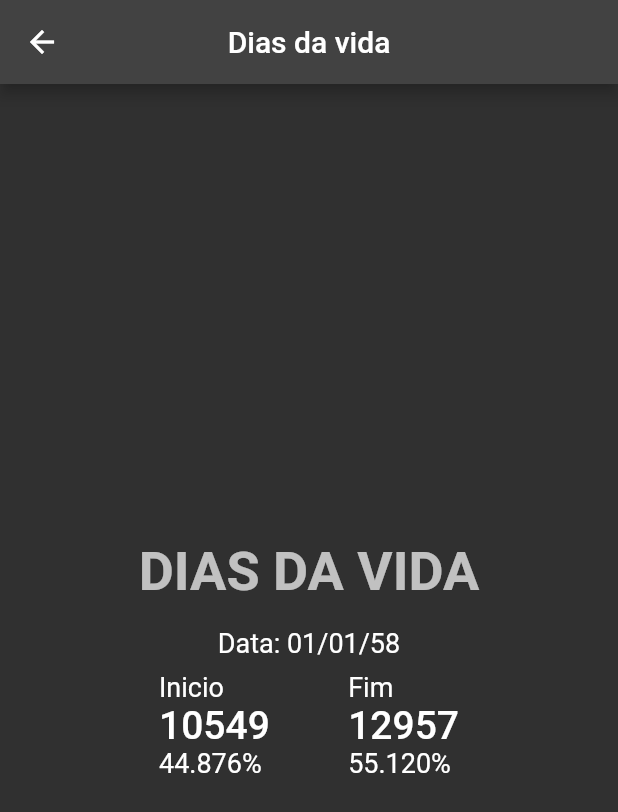
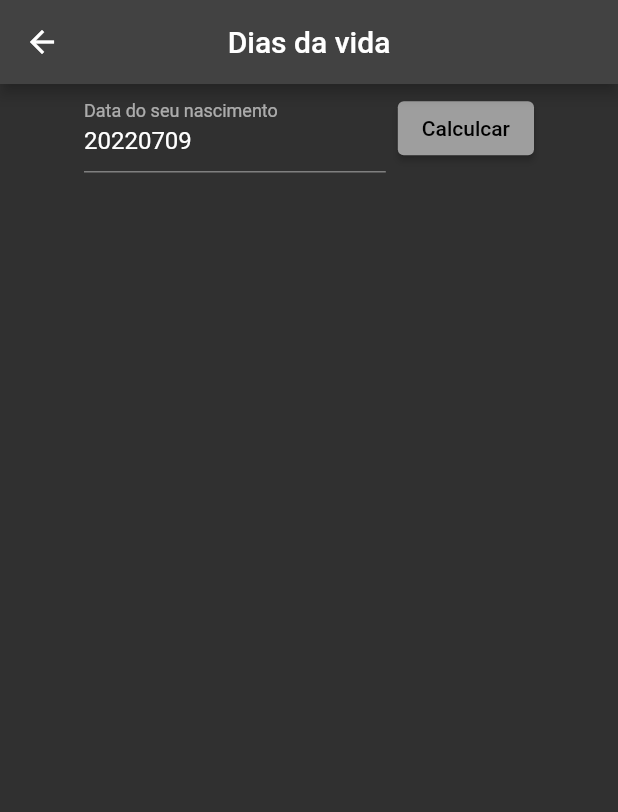
Before and after one commit to leandrorochaadm/deadline-flutter, a Flutter app: the LifePage screen opened by its route, on a phone screen of 412 x 824 dp. Shown: the top 812 px of the screen. Run offline on Flutter 3.47's test engine with Material 2 defaults, Android fonts, the phone set to English and light mode, and no system bars.

Commit message:
feat(LifePage) input birth date

```diff
--- a/lib/ui/pages/life/life_page.dart
+++ b/lib/ui/pages/life/life_page.dart
@@ -3,21 +3,85 @@
 
 import 'life_controller.dart';
 
-class LifePage extends StatelessWidget {
+class LifePage extends StatefulWidget {
   final LifeController controller;
-  const LifePage({Key? key, required this.controller}) : super(key: key);
+  LifePage({Key? key, required this.controller}) : super(key: key);
+
+  @override
+  State<LifePage> createState() => _LifePageState();
+}
+
+class _LifePageState extends State<LifePage> {
+  final formKey = GlobalKey<FormState>();
+  int days = 0;
 
   @override
   Widget build(BuildContext context) {
     return Scaffold(
       appBar: AppBar(title: const Text('Dias da vida'), centerTitle: true),
       body: Center(
-        child: Column(
+        child: SizedBox(
+          width: 300,
+          child: Column(
+            children: [
+              Form(
+                  key: formKey,
+                  child: Row(
+                    children: [
+                      Expanded(
+                        child: TextFormField(
+                          initialValue: '20220709',
+                          keyboardType: TextInputType.datetime,
+                          decoration: const InputDecoration(
+                              labelText: "Data do seu nascimento"),
+                          validator: (String? value) {
+                            if (value == null || value.isEmpty) {
+                              return "Data obrigatória";
+                            }
+                            DateTime dateValid;
+                            try {
+                              dateValid = DateTime.parse(value);
+                            } catch (_) {
+                              return 'Data inválida';
+                            }
+
+                            if (DateTime.now().isBefore(dateValid)) {
+                              return 'Data deve ser menor que hoje';
+                            }
+
+                            days = DateTime.now().difference(dateValid).inDays;
+
+                            return null;
+                          },
+                        ),
+                      ),
+                      const SizedBox(width: 8),
+                      ElevatedButton(
+                        onPressed: () {
+                          setState(() {
+                            formKey.currentState?.validate();
+                          });
+                        },
+                        child: const Text('Calculcar'),
+                      ),
+                    ],
+                  )),
+              days > 0
+                  ? Text(
+                      days.toString(),
+                      style: Theme.of(context).textTheme.bodyText2,
+                    )
+                  : const SizedBox.shrink(),
+            ],
+          ),
+        ),
+        /*child: Column(
           crossAxisAlignment: CrossAxisAlignment.center,
           mainAxisSize: MainAxisSize.min,
           children: [
             Text('DIAS DA VIDA', style: Theme.of(context).textTheme.headline1),
             const SizedBox(height: 16),
+
             Text(
               'Data: ${controller.dateEndLifeStr()}',
               style: Theme.of(context).textTheme.bodyText2,
@@ -54,7 +118,7 @@
               ),
             ),
           ],
-        ),
+        ),*/
       ),
     );
   }
```
